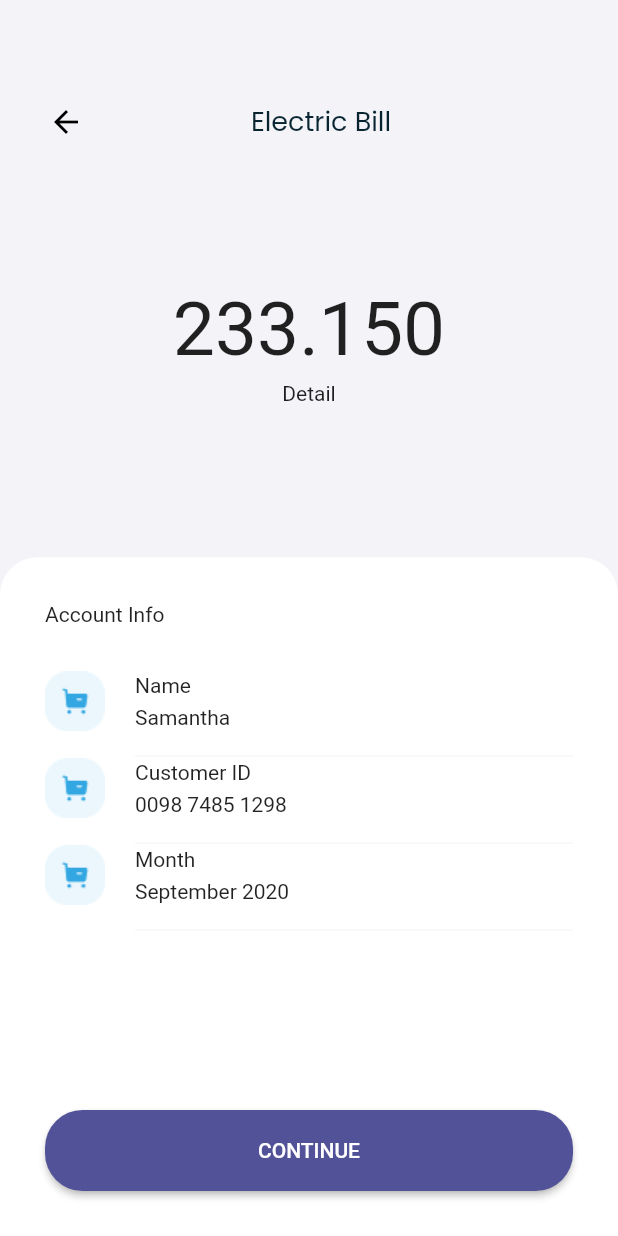
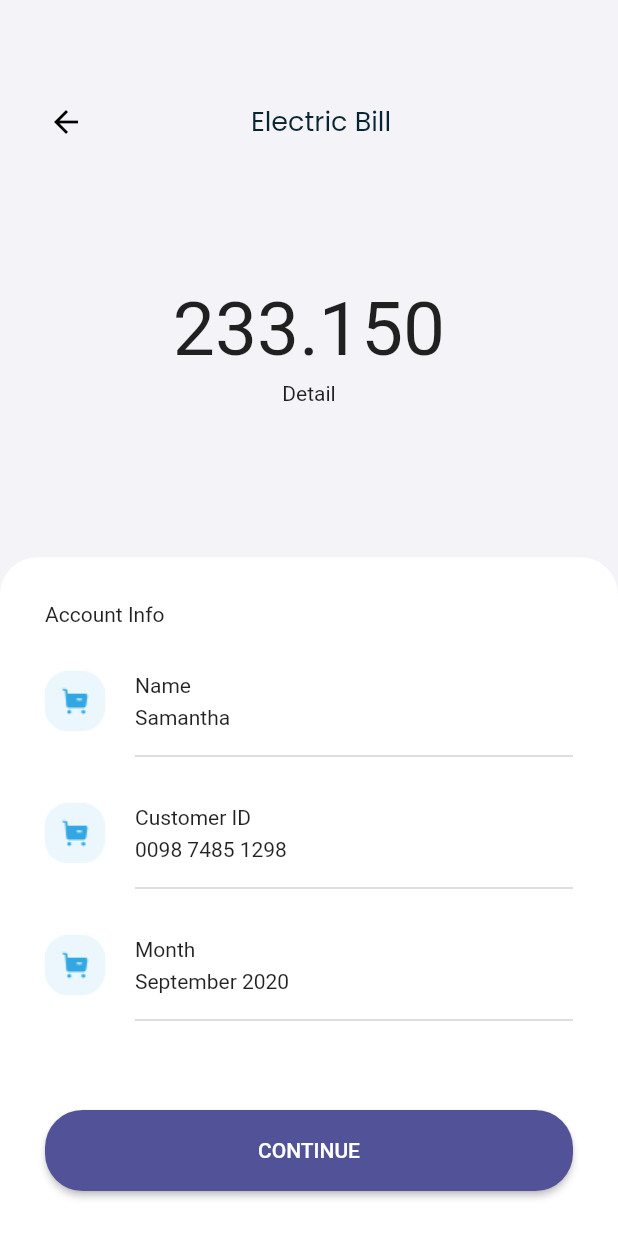
Before and after one commit to bagashyt/digital-wallet-ui, a Flutter app: the screen it shows after launch, on a phone screen of 412 x 824 dp. Run offline on Flutter 3.47's test engine with Material 2 defaults, Android fonts, the phone set to English and light mode, and no system bars; our stand-ins replace google_fonts, slider_button.

Commit message:
update layout

```diff
--- a/lib/screen/electric_bill_screen.dart
+++ b/lib/screen/electric_bill_screen.dart
@@ -71,13 +71,22 @@ class ElectricBillScreen extends StatelessWidget {
                       title: 'Name',
                       value: 'Samantha',
                     ),
+                    SizedBox(
+                      height: 30,
+                    ),
                     ItemElectricBill(
                       title: 'Customer ID',
                       value: '0098 7485 1298',
                     ),
+                    SizedBox(
+                      height: 30,
+                    ),
                     ItemElectricBill(
                       title: 'Month',
                       value: 'September 2020',
+                    ),
+                    SizedBox(
+                      height: 30,
                     ),
                     Spacer(),
                     Container(
--- a/lib/widget/item_electric_bill.dart
+++ b/lib/widget/item_electric_bill.dart
@@ -37,7 +37,7 @@ class ItemElectricBill extends StatelessWidget {
           padding: const EdgeInsets.only(left: 60),
           child: Divider(
             height: 3,
-            color: kBodyColor,
+            color: Colors.black26,
           ),
         )
       ],
```
